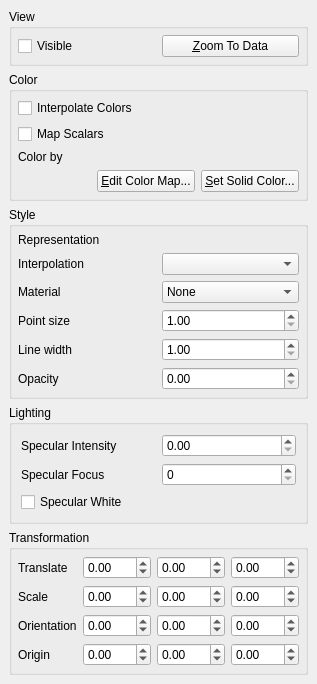
The window that Qt/Components/Resources/UI/pqDisplayProxyEditor.ui (wildmichael/ParaView3-enhancements-old) describes before a commit, drawn with Qt 5.
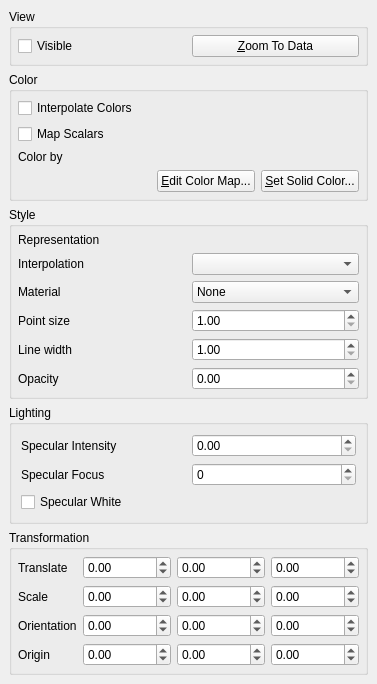
The same window after the commit. Custom widgets are drawn as their Qt base class.

Commit message: ENH:  better ranges for scaling, origin, translation.

Patch:
```diff
--- a/Qt/Components/Resources/UI/pqDisplayProxyEditor.ui
+++ b/Qt/Components/Resources/UI/pqDisplayProxyEditor.ui
@@ -404,10 +404,10 @@
          <string>&lt;html>&lt;head>&lt;meta name="qrichtext" content="1" />&lt;/head>&lt;body style=" white-space: pre-wrap; font-family:Sans Serif; font-size:9pt; font-weight:400; font-style:normal; text-decoration:none;">&lt;p style=" margin-top:0px; margin-bottom:0px; margin-left:0px; margin-right:0px; -qt-block-indent:0; text-indent:0px;">Set the origin point about which rotations take place.&lt;/p>&lt;/body>&lt;/html></string>
         </property>
         <property name="maximum" >
-         <double>100.000000000000000</double>
+         <double>339999999999999996123846586046231871488.000000000000000</double>
         </property>
         <property name="minimum" >
-         <double>-100.000000000000000</double>
+         <double>-339999999999999996123846586046231871488.000000000000000</double>
         </property>
         <property name="singleStep" >
          <double>0.100000000000000</double>
@@ -428,10 +428,10 @@
          <string>&lt;html>&lt;head>&lt;meta name="qrichtext" content="1" />&lt;/head>&lt;body style=" white-space: pre-wrap; font-family:Sans Serif; font-size:9pt; font-weight:400; font-style:normal; text-decoration:none;">&lt;p style=" margin-top:0px; margin-bottom:0px; margin-left:0px; margin-right:0px; -qt-block-indent:0; text-indent:0px;">Translate the geometry relative to the dataset location.&lt;/p>&lt;/body>&lt;/html></string>
         </property>
         <property name="maximum" >
-         <double>100.000000000000000</double>
+         <double>339999999999999996123846586046231871488.000000000000000</double>
         </property>
         <property name="minimum" >
-         <double>-100.000000000000000</double>
+         <double>-339999999999999996123846586046231871488.000000000000000</double>
         </property>
         <property name="singleStep" >
          <double>0.100000000000000</double>
@@ -459,10 +459,10 @@
          <string>&lt;html>&lt;head>&lt;meta name="qrichtext" content="1" />&lt;/head>&lt;body style=" white-space: pre-wrap; font-family:Sans Serif; font-size:9pt; font-weight:400; font-style:normal; text-decoration:none;">&lt;p style=" margin-top:0px; margin-bottom:0px; margin-left:0px; margin-right:0px; -qt-block-indent:0; text-indent:0px;">Scale the geometry relative to the size of the dataset.&lt;/p>&lt;/body>&lt;/html></string>
         </property>
         <property name="maximum" >
-         <double>100.000000000000000</double>
+         <double>339999999999999996123846586046231871488.000000000000000</double>
         </property>
         <property name="minimum" >
-         <double>-100.000000000000000</double>
+         <double>-339999999999999996123846586046231871488.000000000000000</double>
         </property>
         <property name="singleStep" >
          <double>0.100000000000000</double>
@@ -483,10 +483,10 @@
          <string>&lt;html>&lt;head>&lt;meta name="qrichtext" content="1" />&lt;/head>&lt;body style=" white-space: pre-wrap; font-family:Sans Serif; font-size:9pt; font-weight:400; font-style:normal; text-decoration:none;">&lt;p style=" margin-top:0px; margin-bottom:0px; margin-left:0px; margin-right:0px; -qt-block-indent:0; text-indent:0px;">Set the origin point about which rotations take place.&lt;/p>&lt;/body>&lt;/html></string>
         </property>
         <property name="maximum" >
-         <double>100.000000000000000</double>
+         <double>339999999999999996123846586046231871488.000000000000000</double>
         </property>
         <property name="minimum" >
-         <double>-100.000000000000000</double>
+         <double>-339999999999999996123846586046231871488.000000000000000</double>
         </property>
         <property name="singleStep" >
          <double>0.100000000000000</double>
@@ -507,10 +507,10 @@
          <string>&lt;html>&lt;head>&lt;meta name="qrichtext" content="1" />&lt;/head>&lt;body style=" white-space: pre-wrap; font-family:Sans Serif; font-size:9pt; font-weight:400; font-style:normal; text-decoration:none;">&lt;p style=" margin-top:0px; margin-bottom:0px; margin-left:0px; margin-right:0px; -qt-block-indent:0; text-indent:0px;">Translate the geometry relative to the dataset location.&lt;/p>&lt;/body>&lt;/html></string>
         </property>
         <property name="maximum" >
-         <double>100.000000000000000</double>
+         <double>339999999999999996123846586046231871488.000000000000000</double>
         </property>
         <property name="minimum" >
-         <double>-100.000000000000000</double>
+         <double>-339999999999999996123846586046231871488.000000000000000</double>
         </property>
         <property name="singleStep" >
          <double>0.100000000000000</double>
@@ -531,10 +531,10 @@
          <string>&lt;html>&lt;head>&lt;meta name="qrichtext" content="1" />&lt;/head>&lt;body style=" white-space: pre-wrap; font-family:Sans Serif; font-size:9pt; font-weight:400; font-style:normal; text-decoration:none;">&lt;p style=" margin-top:0px; margin-bottom:0px; margin-left:0px; margin-right:0px; -qt-block-indent:0; text-indent:0px;">Translate the geometry relative to the dataset location.&lt;/p>&lt;/body>&lt;/html></string>
         </property>
         <property name="maximum" >
-         <double>100.000000000000000</double>
+         <double>339999999999999996123846586046231871488.000000000000000</double>
         </property>
         <property name="minimum" >
-         <double>-100.000000000000000</double>
+         <double>-339999999999999996123846586046231871488.000000000000000</double>
         </property>
         <property name="singleStep" >
          <double>0.100000000000000</double>
@@ -555,10 +555,10 @@
          <string>&lt;html>&lt;head>&lt;meta name="qrichtext" content="1" />&lt;/head>&lt;body style=" white-space: pre-wrap; font-family:Sans Serif; font-size:9pt; font-weight:400; font-style:normal; text-decoration:none;">&lt;p style=" margin-top:0px; margin-bottom:0px; margin-left:0px; margin-right:0px; -qt-block-indent:0; text-indent:0px;">Scale the geometry relative to the size of the dataset.&lt;/p>&lt;/body>&lt;/html></string>
         </property>
         <property name="maximum" >
-         <double>100.000000000000000</double>
+         <double>339999999999999996123846586046231871488.000000000000000</double>
         </property>
         <property name="minimum" >
-         <double>-100.000000000000000</double>
+         <double>-339999999999999996123846586046231871488.000000000000000</double>
         </property>
         <property name="singleStep" >
          <double>0.100000000000000</double>
@@ -579,10 +579,10 @@
          <string>&lt;html>&lt;head>&lt;meta name="qrichtext" content="1" />&lt;/head>&lt;body style=" white-space: pre-wrap; font-family:Sans Serif; font-size:9pt; font-weight:400; font-style:normal; text-decoration:none;">&lt;p style=" margin-top:0px; margin-bottom:0px; margin-left:0px; margin-right:0px; -qt-block-indent:0; text-indent:0px;">Scale the geometry relative to the size of the dataset.&lt;/p>&lt;/body>&lt;/html></string>
         </property>
         <property name="maximum" >
-         <double>100.000000000000000</double>
+         <double>339999999999999996123846586046231871488.000000000000000</double>
         </property>
         <property name="minimum" >
-         <double>-100.000000000000000</double>
+         <double>-339999999999999996123846586046231871488.000000000000000</double>
         </property>
         <property name="singleStep" >
          <double>0.100000000000000</double>
@@ -603,10 +603,10 @@
          <string>&lt;html>&lt;head>&lt;meta name="qrichtext" content="1" />&lt;/head>&lt;body style=" white-space: pre-wrap; font-family:Sans Serif; font-size:9pt; font-weight:400; font-style:normal; text-decoration:none;">&lt;p style=" margin-top:0px; margin-bottom:0px; margin-left:0px; margin-right:0px; -qt-block-indent:0; text-indent:0px;">Set the origin point about which rotations take place.&lt;/p>&lt;/body>&lt;/html></string>
         </property>
         <property name="maximum" >
-         <double>100.000000000000000</double>
+         <double>339999999999999996123846586046231871488.000000000000000</double>
         </property>
         <property name="minimum" >
-         <double>-100.000000000000000</double>
+         <double>-339999999999999996123846586046231871488.000000000000000</double>
         </property>
         <property name="singleStep" >
          <double>0.100000000000000</double>
@@ -699,6 +699,11 @@
   </layout>
  </widget>
  <customwidgets>
+  <customwidget>
+   <class>pqDisplayColorWidget</class>
+   <extends>QWidget</extends>
+   <header>pqDisplayColorWidget.h</header>
+  </customwidget>
   <customwidget>
    <class>pqDisplayRepresentationWidget</class>
    <extends>QWidget</extends>
@@ -709,11 +714,6 @@
    <extends>QPushButton</extends>
    <header>pqColorChooserButton.h</header>
   </customwidget>
-  <customwidget>
-   <class>pqDisplayColorWidget</class>
-   <extends>QWidget</extends>
-   <header>pqDisplayColorWidget.h</header>
-  </customwidget>
  </customwidgets>
  <tabstops>
   <tabstop>ViewData</tabstop>
```
Left out of the diff: 18 changed lines with no effect on the pictures.
